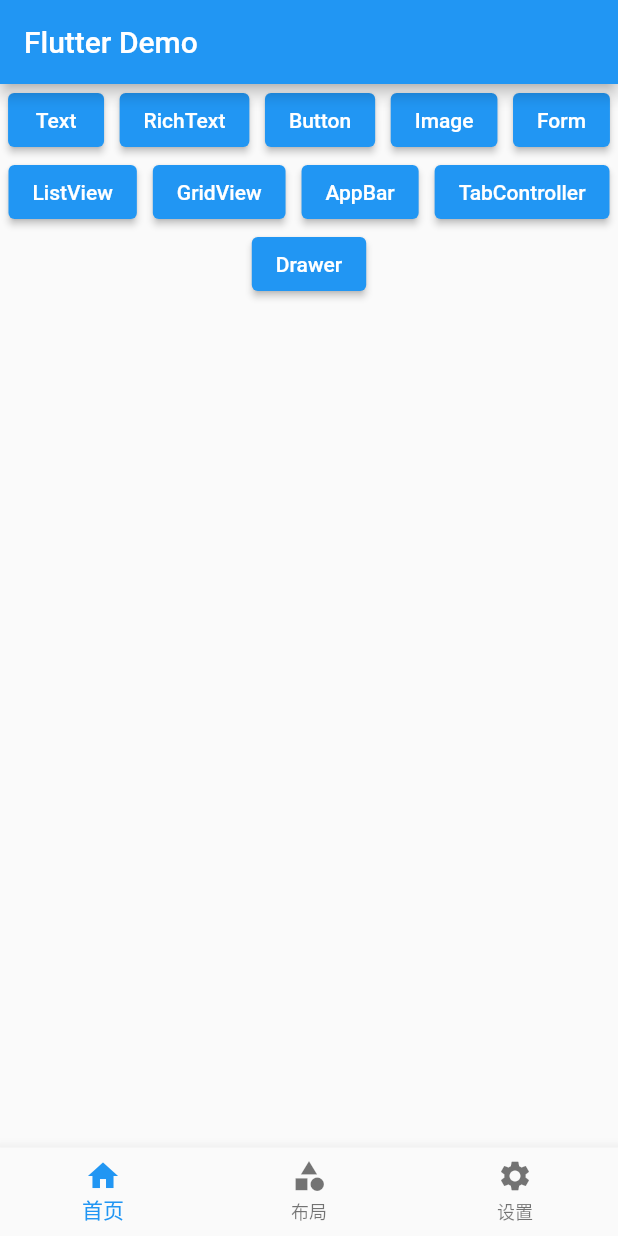
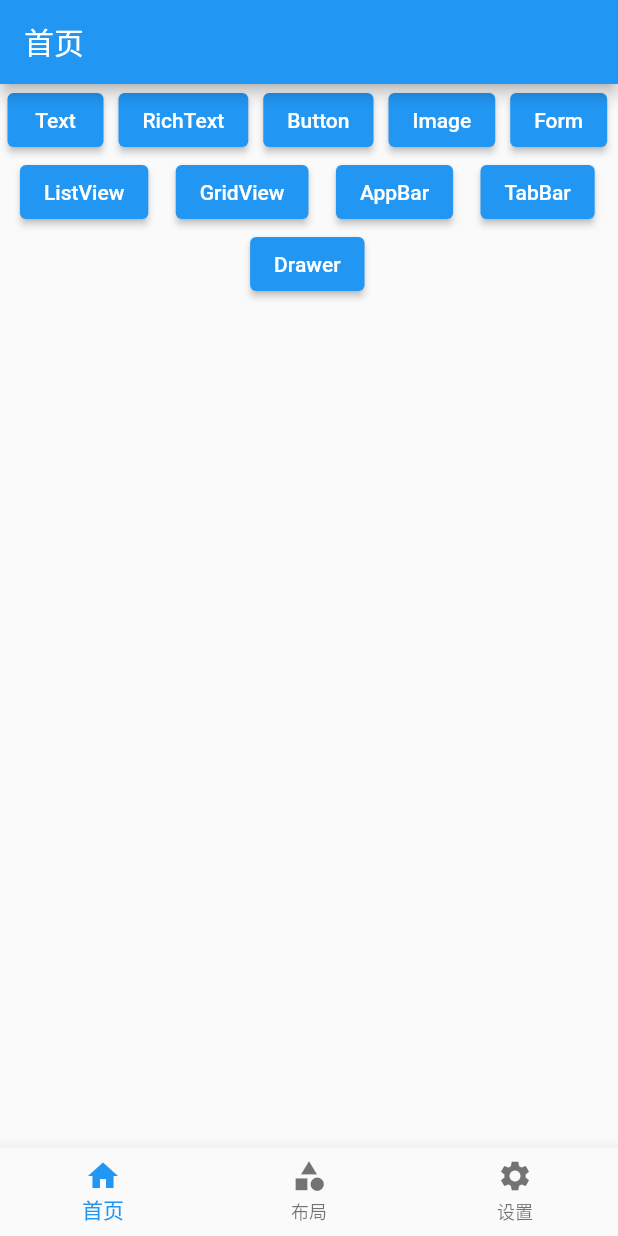
Before and after one commit to hjcasd/flutter_base, a Flutter app: the screen it shows after launch, on a phone screen of 412 x 824 dp. Run offline on Flutter 3.47's test engine with Material 2 defaults, Android fonts, the phone set to English and light mode, and no system bars; our stand-ins replace dio, flutter_swiper, fluttertoast, get.

Commit message:
组件优化

```diff
--- a/lib/pages/layout/padding_page.dart
+++ b/lib/pages/layout/padding_page.dart
@@ -42,7 +42,7 @@ class MyPaddingWidget extends StatelessWidget {
         mainAxisSpacing: 10.0,
         // 宽高比
         childAspectRatio: 1,
-        children: this._getData(),
+        children: _getData(),
       ),
     );
   }
--- a/lib/pages/layout/stack_page.dart
+++ b/lib/pages/layout/stack_page.dart
@@ -29,7 +29,7 @@ class MyStackWidget extends StatelessWidget {
   @override
   Widget build(BuildContext context) {
     return Stack(
-      // alignment: Alignment(0, 0),
+      alignment: Alignment(0, 0),
       children: <Widget>[
         Container(
           height: 160.0,
--- a/lib/pages/layout/wrap_page.dart
+++ b/lib/pages/layout/wrap_page.dart
@@ -45,7 +45,7 @@ class MyButtonWidget extends StatelessWidget {
   Widget build(BuildContext context) {
     return ElevatedButton(
       child: Text(
-        this.text,
+        text,
       ),
       onPressed: () {},
     );
--- a/lib/pages/main_page.dart
+++ b/lib/pages/main_page.dart
@@ -12,48 +12,52 @@ class MainPage extends StatefulWidget {
 }
 
 class _MainPageState extends State<MainPage> {
+  /// 当前位置索引
   int _currentIndex = 0;
 
+  /// 页面集合
   List _pageList = [
     HomePage(),
     LayoutPage(),
     SettingPage(),
   ];
 
+  /// 底部Bar数据
+  final Map _bottomMap = {
+    "首页": Icon(Icons.home),
+    "布局": Icon(Icons.category),
+    "设置": Icon(Icons.settings),
+  };
+
+  /// 生成底部NavigationBarItem
+  List<BottomNavigationBarItem> _generateBarItems() {
+    var items = <BottomNavigationBarItem>[];
+    _bottomMap.forEach((key, value) {
+      items.add(
+        BottomNavigationBarItem(
+          icon: value,
+          label: key,
+        ),
+      );
+    });
+    return items;
+  }
+
   @override
   Widget build(BuildContext context) {
     return Scaffold(
       appBar: AppBar(
         title: Text(
-          "Flutter Demo",
+          _bottomMap.keys.toList()[_currentIndex],
         ),
       ),
-      body: this._pageList[this._currentIndex],
+      body: _pageList[_currentIndex],
       bottomNavigationBar: BottomNavigationBar(
-        currentIndex: this._currentIndex,
-        items: [
-          BottomNavigationBarItem(
-            icon: Icon(
-              Icons.home,
-            ),
-            label: "首页",
-          ),
-          BottomNavigationBarItem(
-            icon: Icon(
-              Icons.category,
-            ),
-            label: "布局",
-          ),
-          BottomNavigationBarItem(
-            icon: Icon(
-              Icons.settings,
-            ),
-            label: "设置",
-          )
-        ],
+        currentIndex: _currentIndex,
+        items: _generateBarItems(),
         onTap: (int index) {
           setState(() {
-            this._currentIndex = index;
+            _currentIndex = index;
           });
         },
       ),
--- a/lib/pages/tabs/home_page.dart
+++ b/lib/pages/tabs/home_page.dart
@@ -14,7 +14,6 @@ class _HomePageState extends State<HomePage> {
   @override
   Widget build(BuildContext context) {
     return Container(
-      width: double.infinity,
       padding: EdgeInsets.fromLTRB(5, 0, 5, 0),
       child: Wrap(
         // 布局方向
@@ -32,7 +31,7 @@ class _HomePageState extends State<HomePage> {
           LayoutUtils.generateButton(Routes.List, "ListView"),
           LayoutUtils.generateButton(Routes.Grid, "GridView"),
           LayoutUtils.generateButton(Routes.AppBar, "AppBar"),
-          LayoutUtils.generateButton(Routes.TabController, "TabController"),
+          LayoutUtils.generateButton(Routes.TabBar, "TabBar"),
           LayoutUtils.generateButton(Routes.Drawer, "Drawer"),
         ],
       ),
--- a/lib/pages/tabs/setting_page.dart
+++ b/lib/pages/tabs/setting_page.dart
@@ -14,7 +14,7 @@ class _SettingPageState extends State<SettingPage> {
   @override
   Widget build(BuildContext context) {
     return Container(
-        alignment: Alignment.center,
+      width: double.infinity,
       child: Column(
         children: [
           LayoutUtils.generateButton(Routes.Dialog, "Dialog"),
@@ -24,7 +24,7 @@ class _SettingPageState extends State<SettingPage> {
           LayoutUtils.generateButton(Routes.GetX, "GetX"),
           LayoutUtils.generateButton(Routes.Native, "Native"),
         ],
-        )
+      ),
     );
   }
 }
--- a/lib/routes/app_pages.dart
+++ b/lib/routes/app_pages.dart
@@ -16,7 +16,7 @@ import 'package:flutter_base/pages/layout/expanded_page.dart';
 import 'package:flutter_base/pages/layout/padding_page.dart';
 import 'package:flutter_base/pages/layout/row_page.dart';
 import 'package:flutter_base/pages/layout/stack_page.dart';
-import 'package:flutter_base/pages/home/tab_controller_page.dart';
+import 'package:flutter_base/pages/home/tab_bar_page.dart';
 import 'package:flutter_base/pages/layout/wrap_page.dart';
 import 'package:flutter_base/pages/setting/dialog_page.dart';
 import 'package:flutter_base/pages/setting/dio_page.dart';
@@ -28,7 +28,7 @@ import 'package:flutter_base/pages/unknown_page.dart';
 import 'package:flutter_base/routes/app_routes.dart';
 import 'package:get/get.dart';
 
-/// 注册路由表
+/// 注册路由表(每个新建的页面都要在这进行注册对应路由)
 abstract class AppPages {
   static final pages = [
     GetPage(
@@ -39,7 +39,6 @@ abstract class AppPages {
       name: Routes.UnKnown,
       page: () => UnknownPage(),
     ),
-
 
     // =========================首页=============================
     GetPage(
@@ -71,8 +70,8 @@ abstract class AppPages {
       page: () => AppBarPage(),
     ),
     GetPage(
-      name: Routes.TabController,
-      page: () => TabControllerPage(),
+      name: Routes.TabBar,
+      page: () => TabBarPage(),
     ),
     GetPage(
       name: Routes.Drawer,
@@ -82,7 +81,6 @@ abstract class AppPages {
       name: Routes.RichText,
       page: () => RichTextPage(),
     ),
-
 
     // =========================布局=============================
     GetPage(
@@ -122,7 +120,6 @@ abstract class AppPages {
       page: () => ScaffoldPage(),
     ),
 
-
     // =========================设置=============================
     GetPage(
       name: Routes.Dialog,
--- a/lib/routes/app_routes.dart
+++ b/lib/routes/app_routes.dart
@@ -1,5 +1,4 @@
-
-/// 配置路由
+/// 配置路由(每个页面对应路由的路径)
 abstract class Routes {
   static const Initial = '/';
   static const UnKnown = '/unKnown';
@@ -12,7 +11,7 @@ abstract class Routes {
   static const Grid = '/grid';
   static const Form = '/form';
   static const AppBar = '/app_bar';
-  static const TabController = '/tab_controller';
+  static const TabBar = '/tab_bar';
   static const Drawer = '/drawer';
   static const RichText = '/rich_text';
 
--- a/lib/widget/custom_dialog.dart
+++ b/lib/widget/custom_dialog.dart
@@ -37,7 +37,9 @@ class CustomDialog extends StatelessWidget {
                 child: Stack(
                   children: <Widget>[
                     Align(
-                      child: Text("${this.title}"),
+                      child: Text(
+                        title,
+                      ),
                       alignment: Alignment.center,
                     ),
                     Align(
@@ -62,7 +64,7 @@ class CustomDialog extends StatelessWidget {
               ),
               Container(
                 child: Text(
-                  "${this.content}",
+                  content,
                   style: TextStyle(
                     fontSize: 20.0,
                   ),
```
Also changed, not shown: lib/pages/home/form_page.dart (+20 -19 lines), lib/pages/home/grid_page.dart (+21 -19 lines), lib/pages/home/list_page.dart (+30 -105 lines), lib/pages/home/tab_bar_page.dart (added, +108 -0 lines), lib/pages/home/tab_controller_page.dart (deleted, +0 -106 lines). Lines whose indentation alone changed are shown as unchanged.
